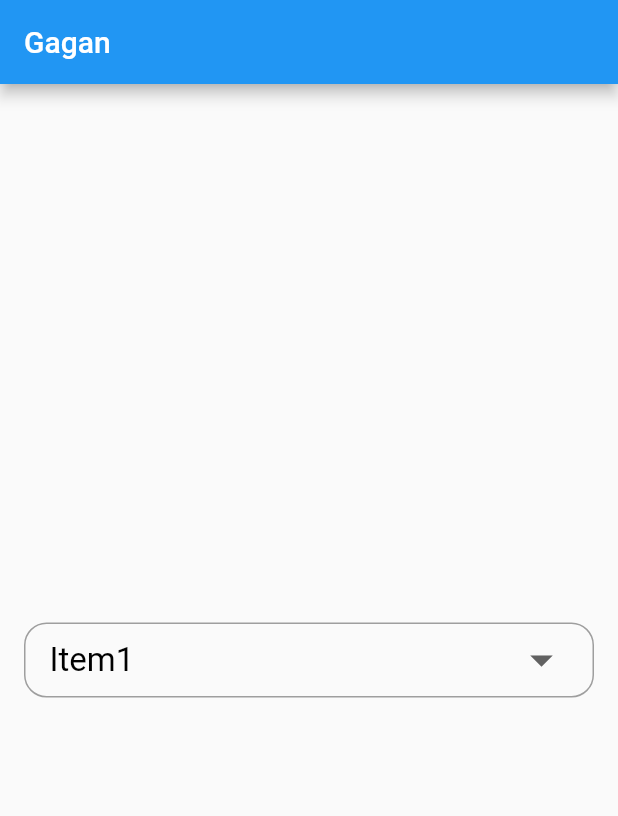
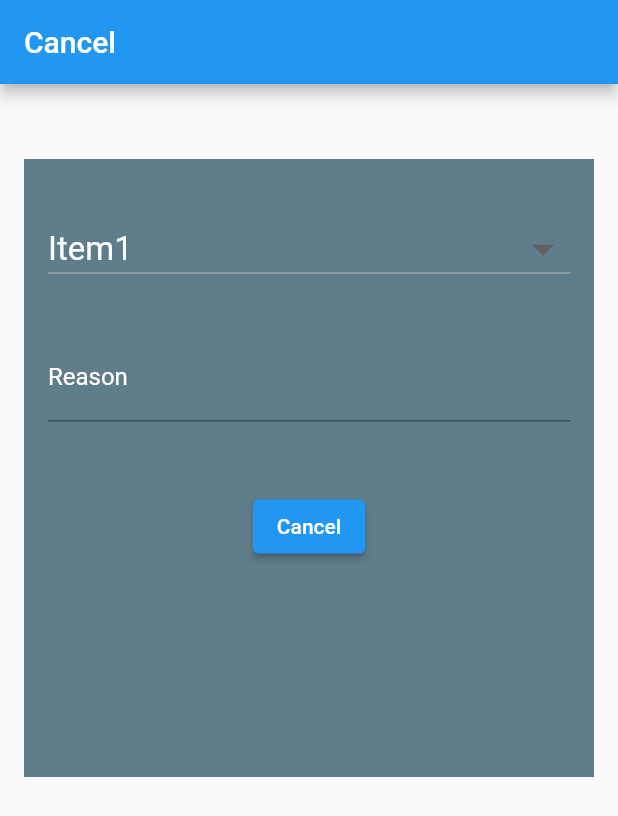
Before and after one commit to KhushiiBiswas/vcure_dr, a Flutter app: the screen it shows after launch, on a phone screen of 412 x 824 dp. Shown: the top 816 px of the screen. Run offline on Flutter 3.47's test engine with Material 2 defaults, Android fonts, the phone set to English and light mode, and no system bars.

Commit message:
Cancel Page Completed Almost

```diff
--- /dev/null
+++ b/lib/components/demo.dart
@@ -0,0 +1,46 @@
+import 'package:flutter/material.dart';
+
+class Dropdown extends StatefulWidget {
+  const Dropdown({ Key key }) : super(key: key);
+
+
+  @override
+  _DropdownState createState() => _DropdownState();
+
+}
+
+class _DropdownState extends State<Dropdown> {
+   String avaluechhose = "Item1";
+
+  List<String> listItemtest = ["Item1", "Item2", "Item3", "Item4"];
+  @override
+  Widget build(BuildContext context) {
+    return Padding(
+      padding: const EdgeInsets.all(16.0),
+      child: DropdownButton(
+
+
+        hint: Text("Select Items"),
+
+        icon: Icon(Icons.arrow_drop_down),
+        iconSize: 36,
+        isExpanded: true,
+
+        style: TextStyle(color: Colors.white, fontSize: 22),
+        value: avaluechhose,
+        onChanged: (newValue) {
+          setState(() {
+            avaluechhose = newValue;
+          });
+        },
+
+        items: listItemtest.map((valueItem) {
+          return DropdownMenuItem(
+            value: valueItem,
+            child: Text(valueItem),
+          );
+        }).toList(),
+      ),
+    );
+  }
+}
--- a/lib/pages/Appointment/Cancel_Appointment.dart
+++ b/lib/pages/Appointment/Cancel_Appointment.dart
@@ -1,5 +1,10 @@
 import 'package:flutter/material.dart';
+import 'package:vcure_doctors/components/appointment_toogle.dart';
 import 'package:vcure_doctors/components/background.dart';
+import 'package:vcure_doctors/components/button.dart';
+import 'package:vcure_doctors/components/demo.dart';
+import 'package:vcure_doctors/components/gradient_button.dart';
+import 'package:vcure_doctors/components/kyc_button.dart';
 import 'package:vcure_doctors/pages/sign_in/sign_in_body.dart';
 
 class Cancel extends StatefulWidget {
@@ -11,51 +16,64 @@ class Cancel extends StatefulWidget {
 
 class _CancelState extends State<Cancel> {
   // ignore: non_constant_identifier_names
-  String avaluechhose = "Item1";
 
-  List<String> listItemtest = ["Item1", "Item2", "Item3", "Item4"];
+  final myController = TextEditingController();
+
 
   @override
   Widget build(BuildContext context) {
+    Size size = MediaQuery.of(context).size;
     return Scaffold(
       appBar: AppBar(
-        title: Text("Gagan"),
+        title: Text("Cancel"),
       ),
-      body: Container(
-        child: Center(
-          child: Padding(
-            padding: const EdgeInsets.all(16.0),
-            child: Container(
-              padding: EdgeInsets.only(left: 16, right: 16),
-              decoration: BoxDecoration(
-                  border: Border.all(color: Colors.grey, width: 1),
-                  borderRadius: BorderRadius.circular(15)),
-              child: DropdownButton(
-                hint: Text("Select Items"),
-                dropdownColor: Colors.white,
-                icon: Icon(Icons.arrow_drop_down),
-                iconSize: 36,
-                isExpanded: true,
-                underline: SizedBox(),
-                style: TextStyle(color: Colors.black, fontSize: 22),
-                value: avaluechhose,
-                onChanged: (newValue) {
-                  setState(() {
-                    avaluechhose = newValue;
-                  });
-                },
 
-                items: listItemtest.map((valueItem) {
-                  return DropdownMenuItem(
-                    value: valueItem,
-                    child: Text(valueItem),
-                  );
-                }).toList(),
+      body: Padding(
+        padding: const EdgeInsets.only(top:50.0,left: 16,right: 16),
+        child: Container(
+          height: size.height/2,
+          width: size.width,
+          decoration: BoxDecoration(
+            color: Colors.blueGrey,
+
+
+          ),
+          child: Column(children: [
+
+            Padding(
+              padding: const EdgeInsets.only(top:20.0),
+              child: Dropdown(),
+            ),
+
+            Padding(
+              padding: const EdgeInsets.all(16.0),
+                child: TextField(
+
+                maxLines: null,
+                decoration: InputDecoration(labelText: "Reason",labelStyle: TextStyle(color: Colors.white) ),
+
+
               ),
+
             ),
-          ),
+
+            Padding(
+              padding: const EdgeInsets.only(top:30.0),
+              child: ElevatedButton(
+                onPressed: () {},
+
+                child: Text("Cancel")
+
+                ),
+            )
+
+          ],),
         ),
       ),
+
+
+
+
 
     );
   }
```
